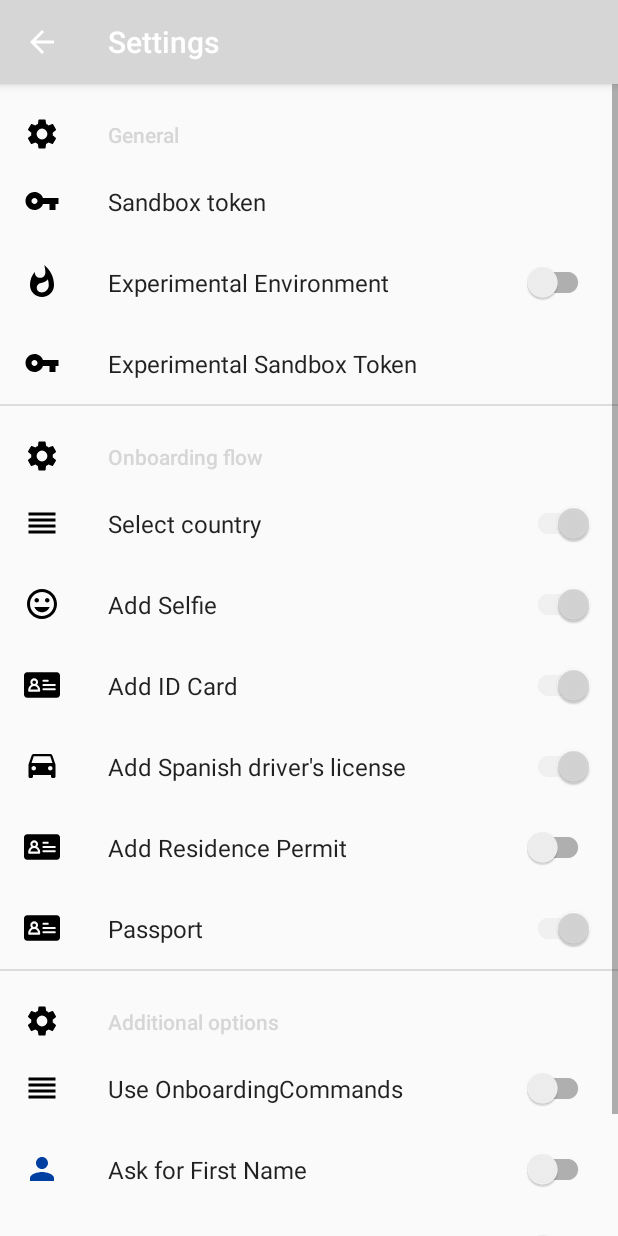
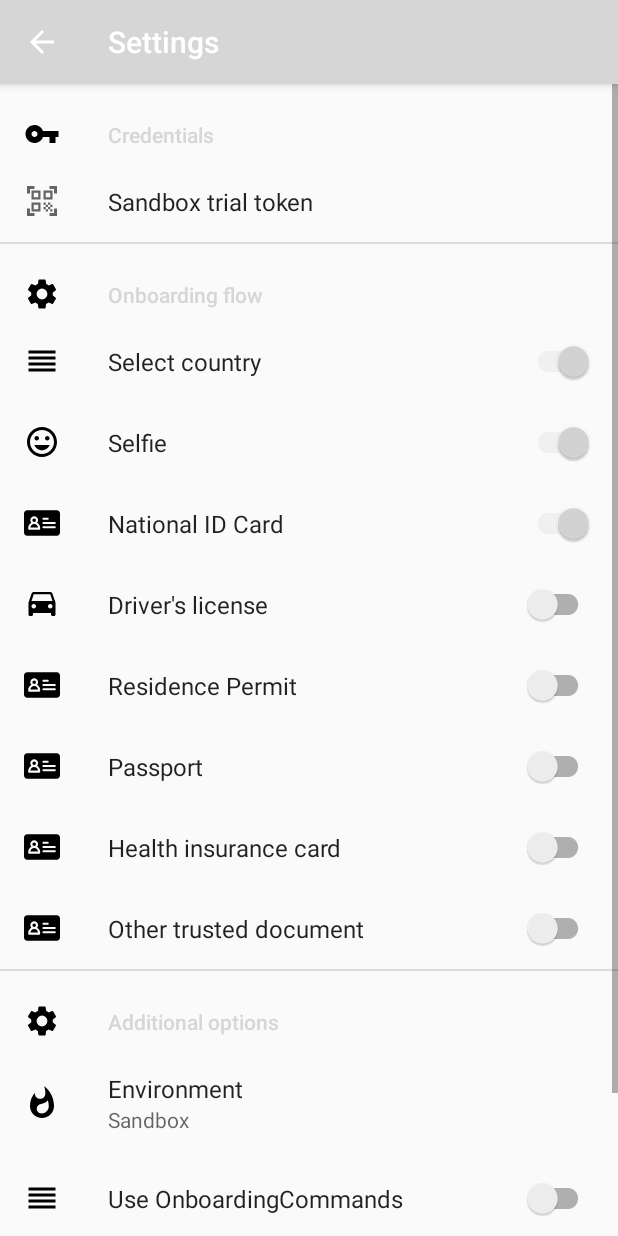
Before and after one commit to alice-biometrics/onboarding-android, an Android app: the SettingsActivity screen opened directly, with no data from a screen before it, on a phone screen of 412 x 824 dp. Run offline under Robolectric (Android 15) with nearby library versions, the phone set to English and light mode, and no system bars; our stand-ins replace androidx.preference.

Commit message:
feat: set sandbox as default env

```diff
--- /dev/null
+++ b/AliceOnboardingSampleApp/app/src/main/res/drawable/qr_code_scanner.xml
@@ -0,0 +1,10 @@
+<vector xmlns:android="http://schemas.android.com/apk/res/android"
+    android:width="24dp"
+    android:height="24dp"
+    android:viewportWidth="24"
+    android:viewportHeight="24"
+    android:tint="?attr/colorControlNormal">
+  <path
+      android:fillColor="@android:color/white"
+      android:pathData="M9.5,6.5v3h-3v-3H9.5M11,5H5v6h6V5L11,5zM9.5,14.5v3h-3v-3H9.5M11,13H5v6h6V13L11,13zM17.5,6.5v3h-3v-3H17.5M19,5h-6v6h6V5L19,5zM13,13h1.5v1.5H13V13zM14.5,14.5H16V16h-1.5V14.5zM16,13h1.5v1.5H16V13zM13,16h1.5v1.5H13V16zM14.5,17.5H16V19h-1.5V17.5zM16,16h1.5v1.5H16V16zM17.5,14.5H19V16h-1.5V14.5zM17.5,17.5H19V19h-1.5V17.5zM22,7h-2V4h-3V2h5V7zM22,22v-5h-2v3h-3v2H22zM2,22h5v-2H4v-3H2V22zM2,2v5h2V4h3V2H2z"/>
+</vector>
--- a/AliceOnboardingSampleApp/app/src/main/res/values/arrays.xml
+++ b/AliceOnboardingSampleApp/app/src/main/res/values/arrays.xml
@@ -1,12 +1,13 @@
 <resources>
     <!-- Reply Preference -->
-    <string-array name="country_entries">
-        <item>Spain</item>
-        <item>France</item>
+    <string-array name="environment_entries">
+        <item>Sandbox</item>
+        <item>Production</item>
     </string-array>
 
-    <string-array name="country_values">
-        <item>spa</item>
-        <item>fra</item>
+    <string-array name="environment_values">
+        <item>sandbox</item>
+        <item>production</item>
     </string-array>
+
 </resources>
--- a/AliceOnboardingSampleApp/app/src/main/res/values/strings.xml
+++ b/AliceOnboardingSampleApp/app/src/main/res/values/strings.xml
@@ -1,4 +1,3 @@
-<?xml version="1.0" encoding="utf-8"?>
 <resources>
     <string name="app_name" translatable="false">Alice</string>
     <string name="create_account">Create account</string>
@@ -6,11 +5,18 @@
     <string name="email_not_valid">Please, check that your email is correct</string>
     <string name="title_activity_settings">Settings</string>
     <string name="title_activity_about">About</string>
+    <string name="title_activity_privacy_policy">Privacy policy</string>
+    <string name="title_open_source_agreements">Open source agreements</string>
+
+
     <string name="command_add_selfie">Command Add Selfie</string>
     <string name="command_add_document">Command Add Document</string>
     <string name="command_get_user_status">Command Get User Status</string>
     <string name="command_authenticate">Command Authenticate</string>
     <string name="get_supported_documents">Get Supported Documents</string>
+    <string name="command_other_trusted_document">Other trusted document</string>
+
+
     <string name="exit">Exit</string>
 
     <!-- Preference Titles -->
@@ -19,28 +25,28 @@
 
     <!-- Messages Preferences -->
     <string name="country_title">Country</string>
-    <string name="auth_error">Auth problem: Please, contact alice@alicebiometrics.com</string>
-
 
     <!-- Sync Preferences -->
-    <string name="driver_license_preference_title">Add Spanish driver\'s license</string>
-    <string name="preferences">Preferences</string>
+    <string name="driver_license_preference_title">Driver\'s license</string>
+    <string name="preferences">Settings</string>
     <string name="email_hint">Please, type your email</string>
     <string name="alice_logo_description" translatable="false">Alice logo</string>
-    <string name="selfie_preference_title">Add Selfie</string>
+    <string name="selfie_preference_title">Selfie</string>
+    <string name="selfie_with_challenge_preference_title">Selfie with challenge</string>
     <string name="user_already_exists">Error: the user already exists</string>
+    <string name="random_email">Use random email</string>
     <string name="onboarding_commands">Use OnboardingCommands</string>
-    <string name="empty_sandbox_token">Error: you must set the SandboxToken on the Preferences</string>
-    <string name="ask_for_first_name">Ask for First Name</string>
-    <string name="ask_for_last_name">Ask for Last Name</string>
-    <string name="hint_last_name">Please, type your last name</string>
-    <string name="hint_first_name">Please, type your first name</string>
-    <string name="experimental_environment">Experimental Environment</string>
+    <string name="empty_trial_token">Error: you must set the trial token on the Preferences</string>
+    <string name="activate_dismiss_button">Activate dismiss button</string>
+    <string name="force_stages_order">Force onboarding stages order</string>
+    <string name="environment">Environment</string>
+    <string name="credentials">Credentials</string>
+    <string name="other_credentials">Other credentials</string>
 
     <string name="client_error">Client error</string>
     <string name="connection_error">Connection error</string>
     <string name="encoding_error">Encoding error</string>
-    <string name="invalid_sandbox_token">Invalid SANDBOX_TOKEN. Please, add a valid SANDBOX_TOKEN (Settings)</string>
+    <string name="invalid_trial_token">Invalid or expired trial token. Please, ask for a new one.</string>
     <string name="server_error">Server error</string>
     <string name="unknown_error">Unknown error</string>
     <string name="label_framework_version">Framework version:</string>
@@ -50,9 +56,31 @@
     <string name="select_country">Select country</string>
     <string name="onboarding_flow_preferences_header">Onboarding flow</string>
     <string name="onboarding_additional_options_preferences_header">Additional options</string>
-    <string name="experimental_sandbox_token">Experimental Sandbox Token</string>
-    <string name="id_card_preference_title">Add ID Card</string>
-    <string name="residence_permit_preference_title">Add Residence Permit</string>
+    <string name="scan_sandbox_trial_token">Scan trial token</string>
+    <string name="sandbox_trial_token">Sandbox trial token</string>
+    <string name="production_trial_token">Production trial token</string>
+    <string name="staging_trial_token">Staging trial token</string>
+    <string name="id_card_preference_title">National ID Card</string>
+    <string name="residence_permit_preference_title">Residence Permit</string>
     <string name="passport_preference_title">Passport</string>
 
+    <string name="any_document_preference_title">Any document</string>
+    <string name="other_trusted_document_preference_title">Other trusted document</string>
+    <string name="health_insurance_card_preference_title">Health insurance card</string>
+
+    <string name="use_nfc_preference_title">Ask for NFC</string>
+    <string name="use_nfc_tutorial_preference_title">Show NFC tutorial</string>
+
+    <string name="how_to_get_a_trial_token">How to get your trial token</string>
+    <string name="how_to_get_a_trial_token_description">1. Visit https://dashboard.alicebiometrics.com/ from another device\n\n 2. Go to the \'Credentials\' section of the side menu\n\n 3. Scan the QR</string>
+
+    <string name="no_account_yet">Don´t have an account?</string>
+    <string name="already_have_account">Already have an account?</string>
+
+    <string name="sign_up">Sign Up</string>
+    <string name="log_in">Log In</string>
+    <string name="title_activity_qr_scan">Scan QR</string>
+    <string name="trial_token_dialog_edit_text">Paste here your trial token</string>
+    <string name="trial_token_dialog_button">Scan QR</string>
+
 </resources>
--- a/AliceOnboardingSampleApp/app/src/main/res/xml/root_preferences.xml
+++ b/AliceOnboardingSampleApp/app/src/main/res/xml/root_preferences.xml
@@ -18,27 +18,14 @@
     xmlns:app="http://schemas.android.com/apk/res-auto">
 
     <PreferenceCategory
-        app:icon="@drawable/settings"
-        app:title="@string/general_preferences_header">
+        app:icon="@drawable/token"
+        app:title="@string/credentials">
 
         <EditTextPreference
-            android:icon="@drawable/token"
+            android:icon="@drawable/qr_code_scanner"
             android:paddingLeft="10dp"
-            app:key="sandbox_token"
-            app:title="Sandbox token" />
-
-        <SwitchPreferenceCompat
-            app:defaultValue="false"
-            app:icon="@drawable/experimental"
-            app:key="experimental_environment"
-            app:title="@string/experimental_environment" />
-
-
-        <EditTextPreference
-            android:icon="@drawable/token"
-            app:key="experimental_sandbox_token"
-            app:title="@string/experimental_sandbox_token" />
-
+            app:key="sandbox_trial_token"
+            app:title="@string/sandbox_trial_token" />
     </PreferenceCategory>
 
     <PreferenceCategory
@@ -64,7 +51,7 @@
             app:title="@string/id_card_preference_title" />
 
         <SwitchPreferenceCompat
-            app:defaultValue="true"
+            app:defaultValue="false"
             app:icon="@drawable/car"
             app:key="driver_license"
             app:title="@string/driver_license_preference_title" />
@@ -76,10 +63,24 @@
             app:title="@string/residence_permit_preference_title" />
 
         <SwitchPreferenceCompat
-            app:defaultValue="true"
+            app:defaultValue="false"
             app:icon="@drawable/ic_identity_card"
             app:key="passport"
             app:title="@string/passport_preference_title" />
+        <SwitchPreferenceCompat
+            android:id="@+id/switchPreferenceCompat"
+            android:layout_width="wrap_content"
+            android:layout_height="wrap_content"
+            app:defaultValue="false"
+            app:icon="@drawable/ic_identity_card"
+            app:key="health_insurance_card"
+            app:title="@string/health_insurance_card_preference_title" />
+
+        <SwitchPreferenceCompat
+            app:defaultValue="false"
+            app:icon="@drawable/ic_identity_card"
+            app:key="other_trusted_document"
+            app:title="@string/other_trusted_document_preference_title" />
 
     </PreferenceCategory>
 
@@ -87,34 +88,34 @@
         app:icon="@drawable/settings"
         app:title="@string/onboarding_additional_options_preferences_header">
 
+        <DropDownPreference
+            app:defaultValue="sandbox"
+            app:icon="@drawable/experimental"
+            android:key="environment"
+            android:title="@string/environment"
+            android:entries="@array/environment_entries"
+            android:entryValues="@array/environment_values"
+            android:summary="%s"
+            />
+
         <SwitchPreferenceCompat
             app:defaultValue="false"
             app:icon="@drawable/commands"
             app:key="onboarding_commands"
             app:title="@string/onboarding_commands" />
 
-        <SwitchPreferenceCompat
-            app:defaultValue="false"
-            app:icon="@drawable/person"
-            app:key="firstName"
-            app:title="@string/ask_for_first_name" />
 
+    </PreferenceCategory>
 
-        <SwitchPreferenceCompat
-            app:defaultValue="false"
-            app:icon="@drawable/person"
-            app:key="lastName"
-            app:title="@string/ask_for_last_name" />
+    <PreferenceCategory
+        android:icon="@drawable/token"
+        app:title="@string/other_credentials">
 
-        <Preference
-            app:icon="@drawable/info"
-            app:key="about"
-            app:title="@string/title_activity_about">
-            <intent
-                android:action="android.intent.action.VIEW"
-                android:targetClass="com.alicebiometrics.aliceonboardingsampleapp.AboutActivity"
-                android:targetPackage="com.alicebiometrics.aliceonboardingsampleapp" />
-        </Preference>
+        <EditTextPreference
+            android:icon="@drawable/qr_code_scanner"
+            android:paddingLeft="10dp"
+            app:key="production_trial_token"
+            app:title="@string/production_trial_token" />
 
     </PreferenceCategory>
 
```
Also changed, not shown: AliceOnboardingSampleApp/app/src/main/java/com/alicebiometrics/aliceonboardingsampleapp/MainActivity.kt (+41 -99 lines), AliceOnboardingSampleApp/app/src/main/java/com/alicebiometrics/aliceonboardingsampleapp/OnboardingBindings.kt (deleted, +0 -84 lines), AliceOnboardingSampleApp/app/src/main/java/com/alicebiometrics/aliceonboardingsampleapp/ReportActivity.kt (deleted, +0 -27 lines), 1 other file.
